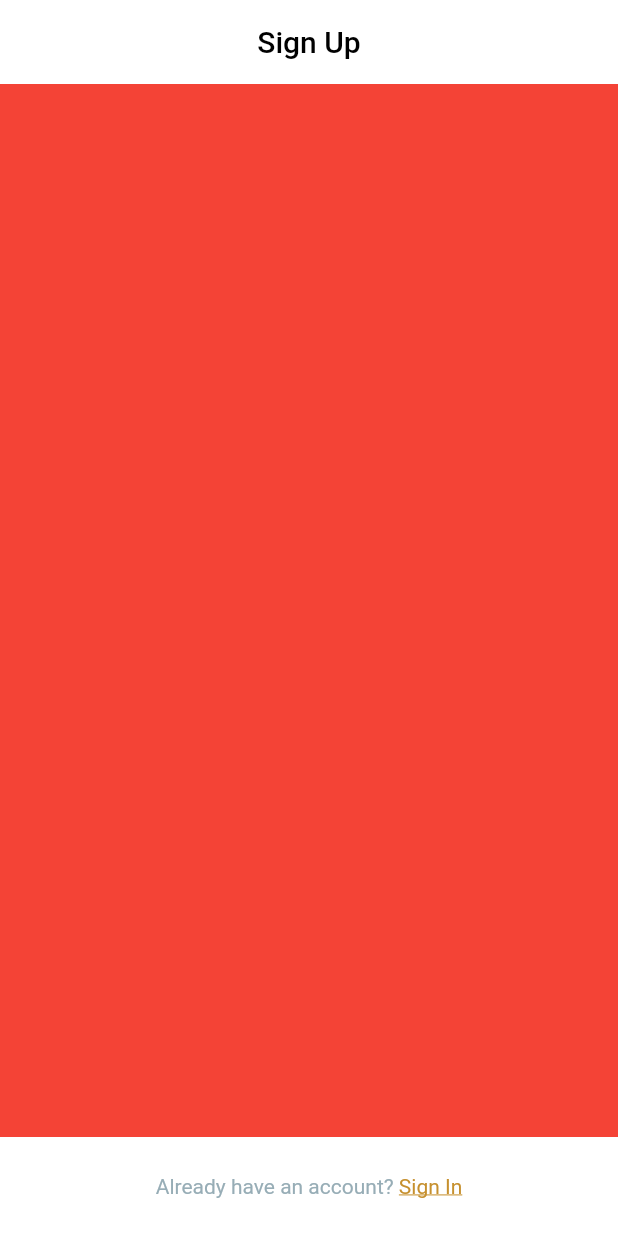
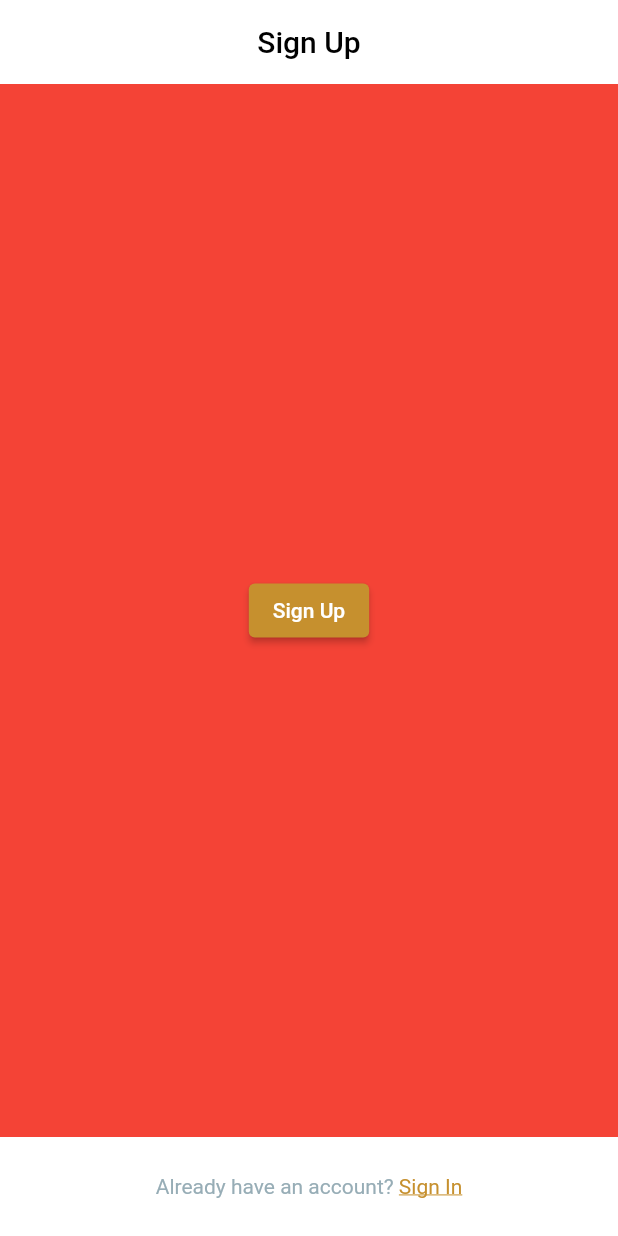
Before and after one commit to maelfosso/andi-taxi-mobile-app, a Flutter app: the screen it shows after launch, on a phone screen of 412 x 824 dp. Run offline on Flutter 3.47's test engine with Material 2 defaults, Android fonts, the phone set to English and light mode, and no system bars.

Commit message:
added sign up button

```diff
--- a/lib/main.dart
+++ b/lib/main.dart
@@ -8,8 +8,24 @@ void main() {
 
 class MyApp extends StatelessWidget {
   // This widget is the root of your application.
+  Map<int, Color> colorCodes = {
+    50: Color.fromRGBO(198, 144, 46, .1),
+    100: Color.fromRGBO(198, 144, 46, .2),
+    200: Color.fromRGBO(198, 144, 46, .3),
+    300: Color.fromRGBO(198, 144, 46, .4),
+    400: Color.fromRGBO(198, 144, 46, .5),
+    500: Color.fromRGBO(198, 144, 46, .6),
+    600: Color.fromRGBO(198, 144, 46, .7),
+    700: Color.fromRGBO(198, 144, 46, .8),
+    800: Color.fromRGBO(198, 144, 46, .9),
+    900: Color.fromRGBO(198, 144, 46, 1),
+  };
+
+
   @override
   Widget build(BuildContext context) {
+    MaterialColor color = new MaterialColor(0xFFC6902E, colorCodes);
+
     return MaterialApp(
       title: 'Flutter Demo',
       theme: ThemeData(
@@ -22,7 +38,9 @@ class MyApp extends StatelessWidget {
         // or simply save your changes to "hot reload" in a Flutter IDE).
         // Notice that the counter didn't reset back to zero; the application
         // is not restarted.
-        primarySwatch: Colors.blue,
+        primaryColor: Color(0xFFC6902E),
+        accentColor: Color(0xFF97ADB6),
+        primarySwatch: color
       ),
       home: SignUp()
       // MyHomePage(title: 'Flutter Demo Home Page'),
--- a/lib/ui/signup.dart
+++ b/lib/ui/signup.dart
@@ -9,6 +9,32 @@ class SignUp extends StatelessWidget {
       flex: 1,
       child: Container(
         color: Colors.red,
+        child: Column(
+          mainAxisAlignment: MainAxisAlignment.center,
+          crossAxisAlignment: CrossAxisAlignment.center,
+          children: [
+            Container(
+
+            ),
+            Container(
+
+            ),
+            Container(
+
+            ),
+            Container(
+              child: ElevatedButton(
+                child: Text(
+                  "Sign Up",
+                  textAlign: TextAlign.center,
+                ),
+                onPressed: () {
+                  print('SignUp Button pressed');
+                },
+              ),
+            )
+          ],
+        ),
       )
     );
   }
```
